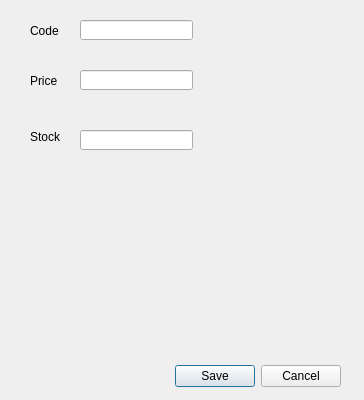
Old version of the form adjust.ui in the repository iamvishal345/inventory_mgmt.
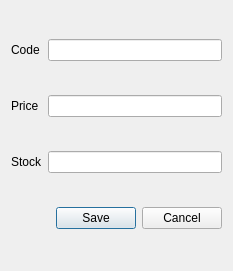
New version of the form.

```diff
--- a/adjust.ui
+++ b/adjust.ui
@@ -6,98 +6,55 @@
    <rect>
     <x>0</x>
     <y>0</y>
-    <width>364</width>
-    <height>400</height>
+    <width>233</width>
+    <height>271</height>
    </rect>
   </property>
   <property name="windowTitle">
    <string>Dialog</string>
   </property>
-  <widget class="QDialogButtonBox" name="buttonBox">
-   <property name="geometry">
-    <rect>
-     <x>170</x>
-     <y>360</y>
-     <width>171</width>
-     <height>32</height>
-    </rect>
-   </property>
-   <property name="orientation">
-    <enum>Qt::Horizontal</enum>
-   </property>
-   <property name="standardButtons">
-    <set>QDialogButtonBox::Cancel|QDialogButtonBox::Save</set>
-   </property>
-  </widget>
+  <layout class="QGridLayout" name="gridLayout">
+   <item row="0" column="0">
   <widget class="QLabel" name="label">
-   <property name="geometry">
-    <rect>
-     <x>30</x>
-     <y>20</y>
-     <width>51</width>
-     <height>21</height>
-    </rect>
-   </property>
    <property name="text">
     <string>Code</string>
    </property>
   </widget>
+   </item>
+   <item row="0" column="1" colspan="2">
+    <widget class="QLineEdit" name="adjust_code"/>
+   </item>
+   <item row="1" column="0">
   <widget class="QLabel" name="label_2">
-   <property name="geometry">
-    <rect>
-     <x>30</x>
-     <y>70</y>
-     <width>71</width>
-     <height>21</height>
-    </rect>
-   </property>
    <property name="text">
     <string>Price</string>
    </property>
   </widget>
+   </item>
+   <item row="1" column="1" colspan="2">
+    <widget class="QLineEdit" name="adjust_price"/>
+   </item>
+   <item row="2" column="0">
   <widget class="QLabel" name="label_3">
-   <property name="geometry">
-    <rect>
-     <x>30</x>
-     <y>130</y>
-     <width>59</width>
-     <height>14</height>
-    </rect>
-   </property>
    <property name="text">
     <string>Stock</string>
    </property>
   </widget>
-  <widget class="QLineEdit" name="adjust_code">
-   <property name="geometry">
-    <rect>
-     <x>80</x>
-     <y>20</y>
-     <width>113</width>
-     <height>20</height>
-    </rect>
-   </property>
-  </widget>
-  <widget class="QLineEdit" name="adjust_price">
-   <property name="geometry">
-    <rect>
-     <x>80</x>
-     <y>70</y>
-     <width>113</width>
-     <height>20</height>
-    </rect>
-   </property>
-  </widget>
-  <widget class="QLineEdit" name="adjust_stock">
-   <property name="geometry">
-    <rect>
-     <x>80</x>
-     <y>130</y>
-     <width>113</width>
-     <height>20</height>
-    </rect>
-   </property>
-  </widget>
+   </item>
+   <item row="2" column="1" colspan="2">
+    <widget class="QLineEdit" name="adjust_stock"/>
+   </item>
+   <item row="3" column="2">
+    <widget class="QDialogButtonBox" name="buttonBox">
+     <property name="orientation">
+      <enum>Qt::Horizontal</enum>
+     </property>
+     <property name="standardButtons">
+      <set>QDialogButtonBox::Cancel|QDialogButtonBox::Save</set>
+     </property>
+    </widget>
+   </item>
+  </layout>
  </widget>
  <resources/>
  <connections>
```
Lines whose indentation alone changed are shown as unchanged.
